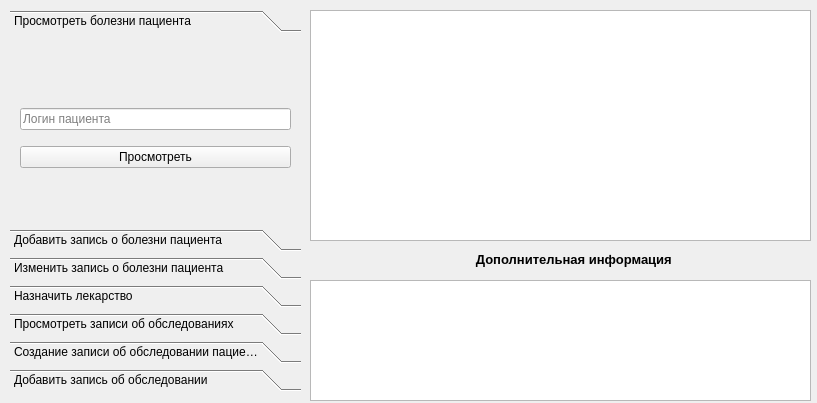
First picture: the form in client/gui/ui/doc_window.ui, repository Banifest/HospitalDB, before the edit.
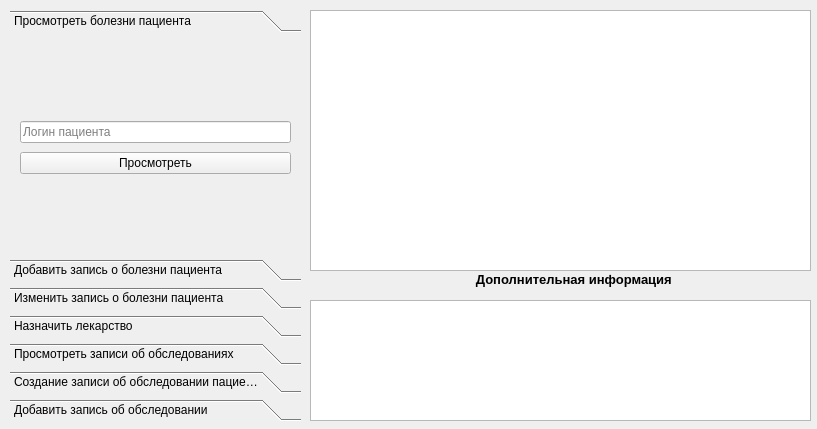
Second picture: the form after the edit. The open tabs and pages were chosen to show the change. Icons and pictures are not drawn.

```diff
--- a/client/gui/ui/doc_window.ui
+++ b/client/gui/ui/doc_window.ui
@@ -7,7 +7,7 @@
                 <x>0</x>
                 <y>0</y>
                 <width>817</width>
-                <height>403</height>
+                <height>429</height>
             </rect>
         </property>
         <property name="windowTitle">
@@ -19,7 +19,7 @@
                     <x>10</x>
                     <y>10</y>
                     <width>291</width>
-                    <height>381</height>
+                    <height>411</height>
                 </rect>
             </property>
             <property name="minimumSize">
@@ -40,7 +40,7 @@
                         <x>0</x>
                         <y>0</y>
                         <width>291</width>
-                        <height>192</height>
+                        <height>222</height>
                     </rect>
                 </property>
                 <attribute name="label">
@@ -50,9 +50,9 @@
                     <property name="geometry">
                         <rect>
                             <x>10</x>
-                            <y>60</y>
+                            <y>80</y>
                             <width>271</width>
-                            <height>81</height>
+                            <height>61</height>
                         </rect>
                     </property>
                     <layout class="QGridLayout" name="gridLayout_2">
@@ -424,7 +424,7 @@
                     <x>310</x>
                     <y>10</y>
                     <width>501</width>
-                    <height>231</height>
+                    <height>261</height>
                 </rect>
             </property>
             <property name="selectionMode">
@@ -438,7 +438,7 @@
             <property name="geometry">
                 <rect>
                     <x>360</x>
-                    <y>250</y>
+                    <y>270</y>
                     <width>431</width>
                     <height>20</height>
                 </rect>
@@ -453,7 +453,7 @@
             <property name="geometry">
                 <rect>
                     <x>310</x>
-                    <y>280</y>
+                    <y>300</y>
                     <width>501</width>
                     <height>121</height>
                 </rect>
```
Left out of the diff: 47 changed lines with no effect on the pictures.
